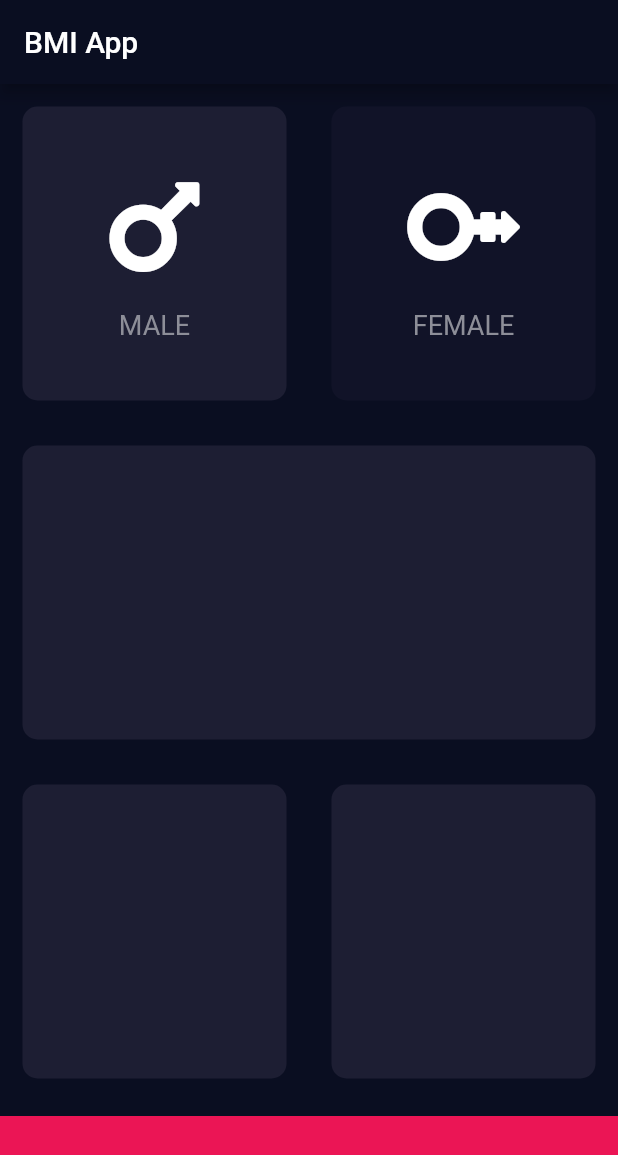
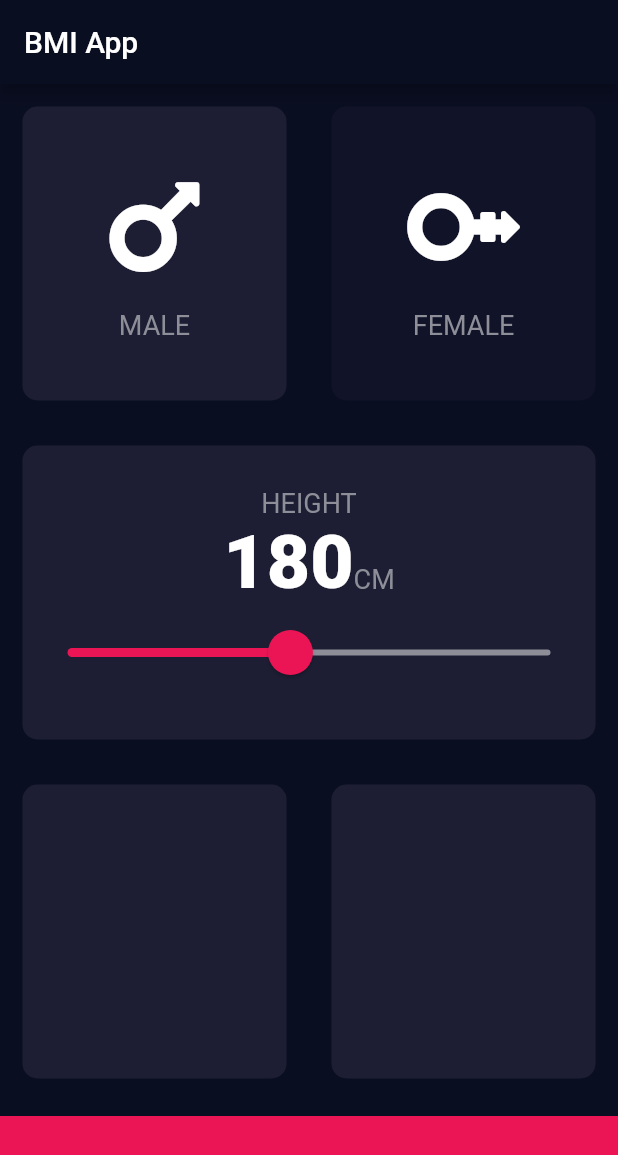
Before and after one commit to LyhourChhen/flutter_examples, a Flutter app: the screen it shows after launch, after a tap on "MALE", on a phone screen of 412 x 824 dp. Shown: the top 1155 px of the screen. Run offline on Flutter 3.47's test engine with Material 2 defaults, Android fonts, the light colour scheme and no system bars; our stand-ins replace assets_audio_player, font_awesome_flutter, rflutter_alert.

Commit message:
update ui

```diff
--- a/bmi_calculator/lib/Widget/CustomCard.dart
+++ b/bmi_calculator/lib/Widget/CustomCard.dart
@@ -2,19 +2,23 @@ import "package:flutter/material.dart";
 
 class ReusableCard extends StatelessWidget {
 //  create Constructor
-  ReusableCard({@required this.dynamixColor, this.cardChild});
+  ReusableCard({@required this.dynamixColor, this.cardChild, this.onPress});
   final Color dynamixColor;
   final Widget cardChild;
+  final Function onPress;
 
   @override
   Widget build(BuildContext context) {
-    return Container(
-      child: cardChild,
-      decoration: BoxDecoration(
-          color: dynamixColor, borderRadius: BorderRadius.circular(10)),
-      margin: EdgeInsets.all(15),
+    return GestureDetector(
+      onTap: onPress,
+      child: Container(
+        child: cardChild,
+        decoration: BoxDecoration(
+            color: dynamixColor, borderRadius: BorderRadius.circular(10)),
+        margin: EdgeInsets.all(15),
 //      height: 200,
 //      width: 170,
+      ),
     );
   }
 }
--- a/bmi_calculator/lib/Widget/CustomCardWithIcon.dart
+++ b/bmi_calculator/lib/Widget/CustomCardWithIcon.dart
@@ -1,4 +1,5 @@
 import "package:flutter/material.dart";
+import "../constants.dart";
 
 class IconContent extends StatelessWidget {
   IconContent({@required this.icon, @required this.text});
@@ -16,13 +17,7 @@ class IconContent extends StatelessWidget {
         SizedBox(
           height: 15.0,
         ),
-        Text(
-          text,
-          style: TextStyle(
-            fontSize: 18,
-            color: Color(0xFF8D8E98),
-          ),
-        )
+        Text(text, style: kLabelTextStyle)
       ],
     );
   }
--- /dev/null
+++ b/bmi_calculator/lib/constants.dart
@@ -0,0 +1,9 @@
+import 'package:flutter/material.dart';
+
+const kLabelTextStyle = TextStyle(fontSize: 18.0, color: Color(0xFF8D8E98));
+
+const double kBottonContainterHeight = 80;
+const kActiveCardColor = Color(0xFF1D1E33);
+const kInActiveCardColor = Color(0xFF111328);
+const kBottonColorContainer = Color(0xFFEB1555);
+const kTextStyle = TextStyle(fontWeight: FontWeight.w900, fontSize: 50);
--- a/bmi_calculator/lib/input_page.dart
+++ b/bmi_calculator/lib/input_page.dart
@@ -2,11 +2,9 @@ import "package:flutter/material.dart";
 import 'package:font_awesome_flutter/font_awesome_flutter.dart';
 import "./Widget/CustomCard.dart";
 import "./Widget/CustomCardWithIcon.dart";
+import "./constants.dart";
 
-const double bottonContainterHeight = 80;
-const activeCardColor = Color(0xFF1D1E33);
-const inActiveCardColor = Color(0xFF111328);
-const bottonColorContainer = Color(0xFFEB1555);
+enum GENDER { male, female }
 
 class MyHomePage extends StatefulWidget {
   MyHomePage({Key key, this.title}) : super(key: key);
@@ -18,26 +16,31 @@ class MyHomePage extends StatefulWidget {
 }
 
 class _MyHomePageState extends State<MyHomePage> {
-  Color maleCardColor = inActiveCardColor;
-  Color femaleCardColor = inActiveCardColor;
-
+//  Method 1
+  Color maleCardColor = kInActiveCardColor;
+  Color femaleCardColor = kInActiveCardColor;
 //  1 : male, 2 : female
-  void updateColor(int gender) {
-    if (gender == 1) {
-      if (maleCardColor == inActiveCardColor) {
-        maleCardColor = activeCardColor;
+  void updateColor(GENDER genderSelector) {
+    if (genderSelector == GENDER.male) {
+      if (maleCardColor == kInActiveCardColor) {
+        maleCardColor = kActiveCardColor;
       } else {
-        maleCardColor = inActiveCardColor;
+        maleCardColor = kInActiveCardColor;
       }
     }
-    if (gender == 2) {
-      if (femaleCardColor == inActiveCardColor) {
-        femaleCardColor = activeCardColor;
+    if (genderSelector == GENDER.female) {
+      if (femaleCardColor == kInActiveCardColor) {
+        femaleCardColor = kActiveCardColor;
       } else {
-        femaleCardColor = inActiveCardColor;
+        femaleCardColor = kInActiveCardColor;
       }
     }
   }
+
+//  Method 2
+  GENDER gender;
+
+  int height = 180;
 
   @override
   Widget build(BuildContext context) {
@@ -46,39 +49,40 @@ class _MyHomePageState extends State<MyHomePage> {
         title: Text(widget.title),
       ),
       body: Column(
+        crossAxisAlignment: CrossAxisAlignment.stretch,
         children: <Widget>[
           Expanded(
             child: Row(
               children: <Widget>[
                 Expanded(
-                  child: GestureDetector(
-                    onTap: () {
+                  child: ReusableCard(
+                    onPress: () {
                       setState(() {
-                        updateColor(1);
+                        gender = GENDER.male;
                       });
                     },
-                    child: ReusableCard(
-                      dynamixColor: maleCardColor,
+                    dynamixColor: gender == GENDER.male
+                        ? kActiveCardColor
+                        : kInActiveCardColor,
                     cardChild: IconContent(
                       icon: FontAwesomeIcons.mars,
                       text: "MALE",
                     ),
                   ),
                 ),
-                ),
                 Expanded(
-                  child: GestureDetector(
-                    onTap: () {
+                  child: ReusableCard(
+                    onPress: () {
                       setState(() {
-                        updateColor(2);
+                        gender = GENDER.female;
                       });
                     },
-                    child: ReusableCard(
-                      dynamixColor: femaleCardColor,
+                    dynamixColor: gender == GENDER.female
+                        ? kActiveCardColor
+                        : kInActiveCardColor,
                     cardChild: IconContent(
                       icon: FontAwesomeIcons.marsStrokeH,
                       text: "FEMALE",
-                      ),
                     ),
                   ),
                 )
@@ -87,7 +91,51 @@ class _MyHomePageState extends State<MyHomePage> {
           ),
           Expanded(
             child: ReusableCard(
-              dynamixColor: activeCardColor,
+              dynamixColor: kActiveCardColor,
+              cardChild: Column(
+                mainAxisAlignment: MainAxisAlignment.center,
+                children: <Widget>[
+                  Text(
+                    "HEIGHT",
+                    style: kLabelTextStyle,
+                  ),
+                  Row(
+                    mainAxisAlignment: MainAxisAlignment.center,
+                    crossAxisAlignment: CrossAxisAlignment.baseline,
+                    textBaseline: TextBaseline.alphabetic,
+                    children: <Widget>[
+                      Text(height.toString(), style: kTextStyle),
+                      Text(
+                        "CM",
+                        style: kLabelTextStyle,
+                      )
+                    ],
+                  ),
+                  SliderTheme(
+                    data: SliderTheme.of(context).copyWith(
+                        inactiveTrackColor: Colors.grey,
+                        activeTrackColor: Colors.white,
+                        thumbColor: Colors.pink,
+                        overlayColor: Colors.purpleAccent,
+                        thumbShape:
+                            RoundSliderThumbShape(enabledThumbRadius: 15.0),
+                        overlayShape:
+                            RoundSliderOverlayShape(overlayRadius: 30)),
+                    child: Slider(
+                      value: height.toDouble(),
+                      min: 120,
+                      max: 250,
+                      activeColor: Color(0xFFEB1555),
+                      inactiveColor: Color(0xFF8D8E98),
+                      onChanged: (double newValue) {
+                        setState(() {
+                          height = newValue.round();
+                        });
+                      },
+                    ),
+                  )
+                ],
+              ),
             ),
           ),
           Expanded(
@@ -95,22 +143,22 @@ class _MyHomePageState extends State<MyHomePage> {
               children: <Widget>[
                 Expanded(
                   child: ReusableCard(
-                    dynamixColor: activeCardColor,
+                    dynamixColor: kActiveCardColor,
                   ),
                 ),
                 Expanded(
                   child: ReusableCard(
-                    dynamixColor: activeCardColor,
+                    dynamixColor: kActiveCardColor,
                   ),
                 )
               ],
             ),
           ),
           Container(
-            color: bottonColorContainer,
+            color: kBottonColorContainer,
             margin: EdgeInsets.only(top: 10),
             width: double.infinity,
-            height: bottonContainterHeight,
+            height: kBottonContainterHeight,
           )
         ],
       ),
```
Lines whose indentation alone changed are shown as unchanged.
